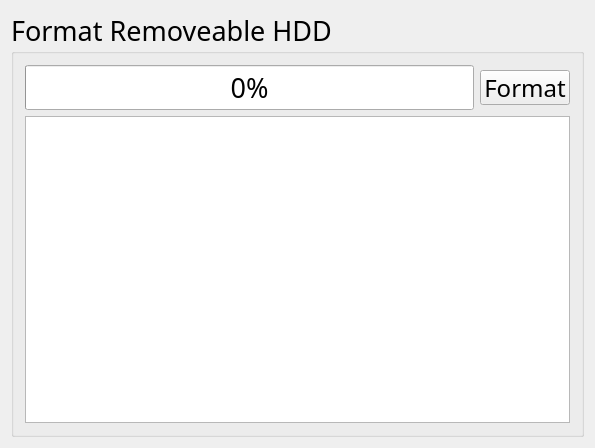
Before: the Qt Designer form src/UI/CineCastUi/CineCastUi/disk.ui in killerlife/CineCast, drawn with Qt 5.
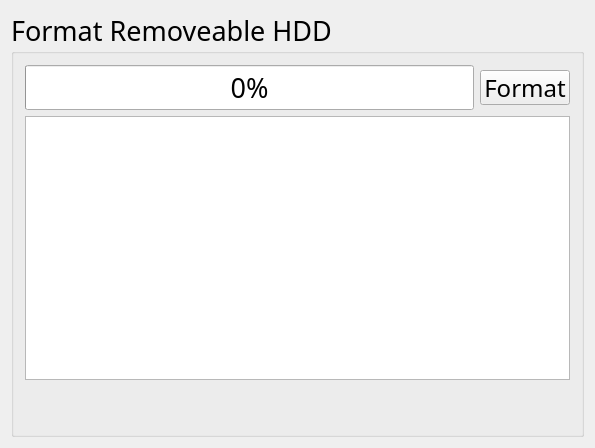
After: the same form once the commit is applied.

What changed in the file:
```diff
--- a/src/UI/CineCastUi/CineCastUi/disk.ui
+++ b/src/UI/CineCastUi/CineCastUi/disk.ui
@@ -72,6 +72,13 @@
         </item>
        </layout>
       </item>
+      <item>
+       <widget class="QLabel" name="label" >
+        <property name="alignment" >
+         <set>Qt::AlignCenter</set>
+        </property>
+       </widget>
+      </item>
      </layout>
     </widget>
    </item>
```
